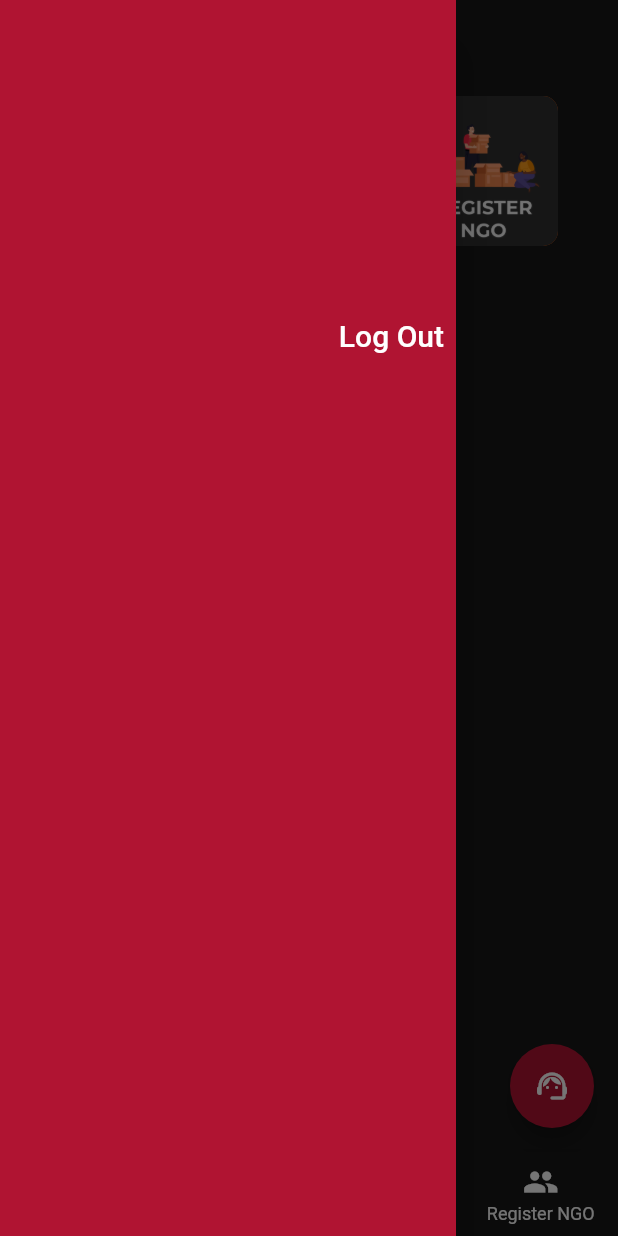
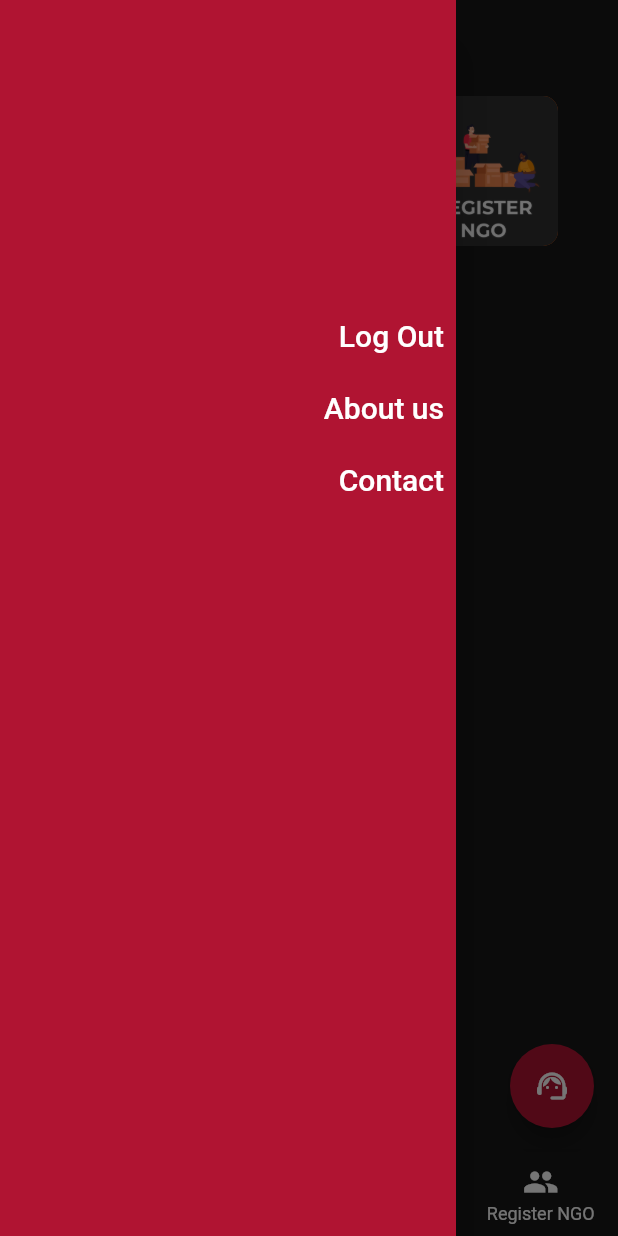
Before and after one commit to jaggadas/annapurna, a Flutter app: the HomePage screen opened by its route, with the side drawer open, on a phone screen of 412 x 824 dp. Run offline on Flutter 3.47's test engine with Material 2 defaults, Android fonts, the phone set to English and light mode, and no system bars; our stand-ins replace carousel_slider, cloud_firestore, firebase_auth, firebase_core, firebase_storage, flutter_svg and 4 more; accounts and stored records are empty.

Commit message:
added drawer elements

```diff
--- a/lib/screens/HomePage.dart
+++ b/lib/screens/HomePage.dart
@@ -77,7 +77,12 @@
         Container(width: double.infinity,
           child: Column(crossAxisAlignment: CrossAxisAlignment.end,
             children: [
-              TextButton(onPressed: ()async{await AuthService().signOut(contextt);}, child: Text("Log Out",style: TextStyle(color: Colors.white,fontSize: 20),)),
+              TextButton(onPressed: ()async{await AuthService().signOut(contextt);},
+                  child: Text("Log Out",style: TextStyle(color: Colors.white,fontSize: 20),)),
+              TextButton(onPressed: ()async{},
+                  child: Text("About us",style: TextStyle(color: Colors.white,fontSize: 20),)),
+              TextButton(onPressed: ()async{},
+                  child: Text("Contact",style: TextStyle(color: Colors.white,fontSize: 20),)),
             ],
           ),
         )
--- a/lib/screens/customerSupport.dart
+++ b/lib/screens/customerSupport.dart
@@ -21,7 +21,7 @@
 
   @override
   Widget build(BuildContext context) {
-    return Scaffold(appBar: AppBar(backgroundColor: kRed  ,),
+    return Scaffold(appBar: AppBar(backgroundColor: kRed  ,title: Text('AivaChat Support'),),
       backgroundColor: kGrey,
       body:StatefulBuilder(builder: (BuildContext context, StateSetter setStatee){ return SingleChildScrollView(
         child: Column( mainAxisAlignment: MainAxisAlignment.spaceBetween,
```
